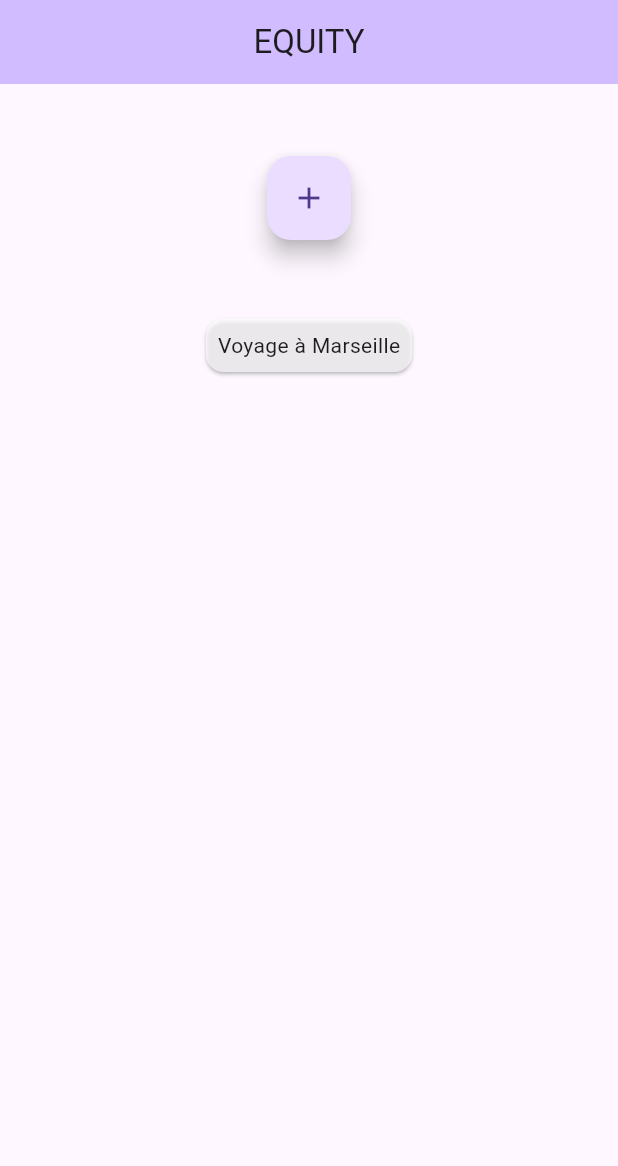
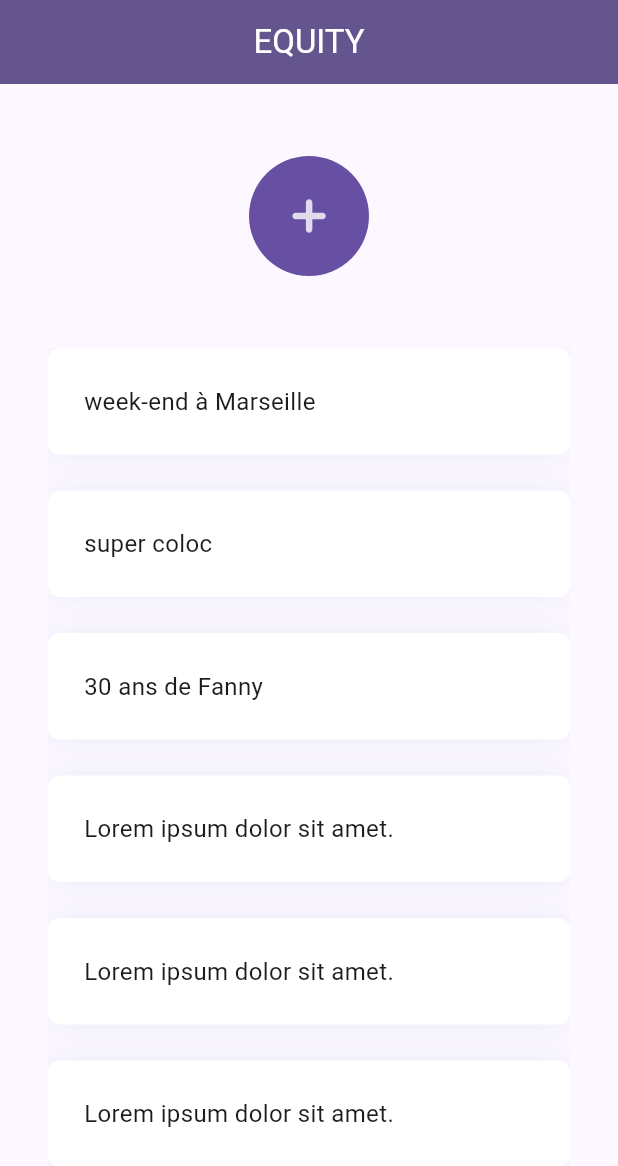
Before and after one commit to manon-coulombe/equity, a Flutter app: the screen it shows after launch, on a phone screen of 412 x 824 dp. Shown: the top 1166 px of the screen. Run offline on Flutter 3.47's test engine with Material 3 defaults, Android fonts, the light colour scheme and no system bars; our stand-ins replace equatable, flutter_redux, flutter_svg, redux.

Commit message:
home screen

```diff
--- a/lib/app.dart
+++ b/lib/app.dart
@@ -13,8 +13,10 @@ class App extends StatelessWidget {
   Widget build(BuildContext context) {
     return StoreProvider<AppState>(
       store: store,
-      child: const MaterialApp(
-        title: 'Pokemon',
+      child: MaterialApp(
+        theme: ThemeData(
+            colorSchemeSeed: const Color(0xff6750a4), useMaterial3: true),
+        title: 'Equity',
         home: HomeScreen(),
       ),
     );
--- a/lib/home/data/home_repository.dart
+++ b/lib/home/data/home_repository.dart
@@ -12,9 +12,15 @@ class HomeRepository extends IHomeRepository {
       Compte(nom: 'week-end à Marseille', id: '1'),
       Compte(nom: 'super coloc', id: '1'),
       Compte(nom: '30 ans de Fanny', id: '1'),
+      Compte(nom: 'Lorem ipsum dolor sit amet.', id: '1'),
+      Compte(nom: 'Lorem ipsum dolor sit amet.', id: '1'),
+      Compte(nom: 'Lorem ipsum dolor sit amet.', id: '1'),
+      Compte(nom: 'Lorem ipsum dolor sit amet.', id: '1'),
+      Compte(nom: 'Lorem ipsum dolor sit amet.', id: '1'),
+      Compte(nom: 'Lorem ipsum dolor sit amet.', id: '1'),
+      Compte(nom: 'Lorem ipsum dolor sit amet.', id: '1'),
     ];
 
     return RepoSuccess(comptes);
   }
-
 }
--- a/lib/home/redux/home_middleware.dart
+++ b/lib/home/redux/home_middleware.dart
@@ -10,7 +10,9 @@ class HomeMiddlewares {
   ) {
     final middlewares = HomeMiddlewares(homeRepository);
     return [
-      TypedMiddleware<AppState, FetchComptesAction>(middlewares._onFetchComptesAction).call,
+      TypedMiddleware<AppState, FetchComptesAction>(
+              middlewares._onFetchComptesAction)
+          .call,
     ];
   }
 
--- /dev/null
+++ b/lib/home/screens/compte_card.dart
@@ -0,0 +1,33 @@
+import 'package:flutter/material.dart';
+import 'package:test_project/home/domaine/compte.dart';
+
+class CompteCard extends StatelessWidget {
+  final Compte compte;
+
+  const CompteCard(this.compte, {super.key});
+
+  @override
+  Widget build(BuildContext context) {
+    return MergeSemantics(
+      child: Container(
+        clipBehavior: Clip.antiAlias,
+        decoration: BoxDecoration(
+          color: Colors.white,
+          borderRadius: BorderRadius.circular(8),
+          boxShadow: [BoxShadow(color: Color(0xFFE7ECFA), blurRadius: 16)],
+        ),
+        child: InkWell(
+          highlightColor: Color(0xFFE7ECFA),
+          splashColor: Color(0xFFE7ECFA),
+          child: Padding(
+            padding: EdgeInsets.all(24),
+            child: Text(
+              compte.nom,
+              style: TextStyle(fontSize: 16),
+            ),
+          ),
+        ),
+      ),
+    );
+  }
+}
--- a/lib/home/screens/home_screen.dart
+++ b/lib/home/screens/home_screen.dart
@@ -1,5 +1,8 @@
 import 'package:flutter/material.dart';
 import 'package:flutter_redux/flutter_redux.dart';
+import 'package:flutter_svg/svg.dart';
+import 'package:test_project/home/redux/home_redux.dart';
+import 'package:test_project/home/screens/compte_card.dart';
 import 'package:test_project/home/screens/home_viewmodel.dart';
 import 'package:test_project/redux/app_state.dart';
 
@@ -8,27 +11,49 @@ class HomeScreen extends StatelessWidget {
 
   @override
   Widget build(BuildContext context) {
+    final controller = ScrollController();
     return Scaffold(
       appBar: AppBar(
-        backgroundColor: Theme.of(context).colorScheme.inversePrimary,
-        title: Text('EQUITY'),
+        backgroundColor: Theme.of(context).colorScheme.primary,
+        title: Text(
+          'EQUITY',
+          style: TextStyle(color: Colors.white),
+        ),
         centerTitle: true,
       ),
       body: StoreConnector<AppState, HomeViewmodel>(
         converter: (store) => HomeViewmodel.from(store),
-        builder: (context, vm) => Center(
+        onInit: (store) {
+          store.dispatch(FetchComptesAction());
+        },
+        builder: (context, vm) => Padding(
+          padding: const EdgeInsets.symmetric(horizontal: 32),
           child: Column(
             mainAxisAlignment: MainAxisAlignment.start,
             children: [
               SizedBox(height: 48),
-              FloatingActionButton(onPressed: () {}, child: Icon(Icons.add)),
+              InkWell(
+                onTap: () {},
+                child: SvgPicture.asset(
+                  'assets/icons/plus.svg',
+                  width: 80,
+                  height: 80,
+                ),
+              ),
               SizedBox(height: 48),
-              Card(
-                color: Colors.white70,
-                child: Padding(
-                  padding: const EdgeInsets.all(8.0),
-                  child: Text('Voyage à Marseille'),
-                ),
+              Expanded(
+                child: ListView.builder(
+                    controller: controller,
+                    shrinkWrap: true,
+                    itemCount: vm.comptes.length,
+                    itemBuilder: (context, i) {
+                      return Column(
+                          crossAxisAlignment: CrossAxisAlignment.stretch,
+                          children: [
+                            CompteCard(vm.comptes[i]),
+                            SizedBox(height: 24)
+                          ]);
+                    }),
               )
             ],
           ),
--- a/lib/redux/app_middlewares.dart
+++ b/lib/redux/app_middlewares.dart
@@ -1,7 +1,6 @@
+import 'package:redux/redux.dart';
 import 'package:test_project/home/data/home_repository.dart';
 import 'package:test_project/home/redux/home_redux.dart';
-import 'package:test_project/redux/app_reducers.dart';
-import 'package:redux/redux.dart';
 import 'package:test_project/redux/app_state.dart';
 
 List<Middleware<AppState>> createAppMiddlewares({
--- a/pubspec.yaml
+++ b/pubspec.yaml
@@ -13,6 +13,7 @@ dependencies:
   equatable: ^2.0.7
   flutter_redux: ^0.10.0
   redux: ^5.0.0
+  flutter_svg: ^2.0.16
 
 dev_dependencies:
   flutter_test:
@@ -21,5 +22,6 @@ dev_dependencies:
   flutter_lints: ^5.0.0
 
 flutter:
-
   uses-material-design: true
+  assets:
+    - assets/icons/
```
Also changed, not shown: assets/icons/plus.svg (added), pubspec.lock.
